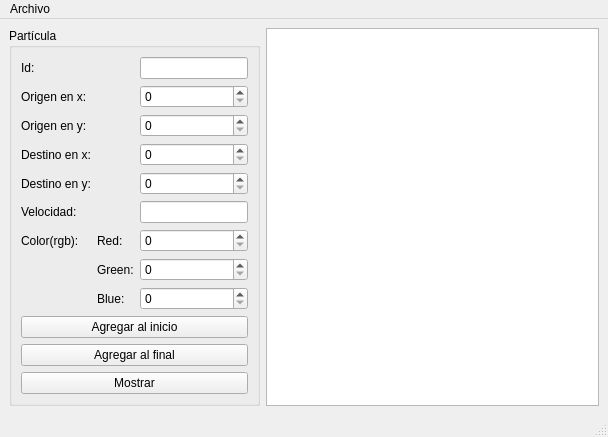
Above: particula.ui from ian16munoz3nunez1/particula_mainwindow before the change. Below: the same form after it.
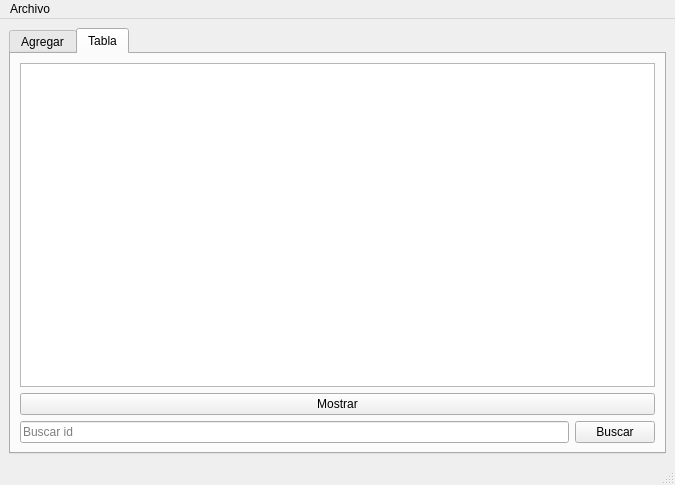
That is the form after the change.

Commit message: Archivo en xml actualizado

What changed in the file:
```diff
--- a/particula.ui
+++ b/particula.ui
@@ -6,8 +6,8 @@
    <rect>
     <x>0</x>
     <y>0</y>
-    <width>608</width>
-    <height>407</height>
+    <width>675</width>
+    <height>482</height>
    </rect>
   </property>
   <property name="windowTitle">
@@ -16,6 +16,16 @@
   <widget class="QWidget" name="centralwidget">
    <layout class="QGridLayout" name="gridLayout">
     <item row="0" column="0">
+     <widget class="QTabWidget" name="tabWidget">
+      <property name="currentIndex">
+       <number>1</number>
+      </property>
+      <widget class="QWidget" name="tab">
+       <attribute name="title">
+        <string>Agregar</string>
+       </attribute>
+       <layout class="QGridLayout" name="gridLayout_3">
+        <item row="0" column="0">
      <widget class="QGroupBox" name="groupBox">
       <property name="title">
        <string>Partícula</string>
@@ -175,12 +185,47 @@
     </item>
    </layout>
   </widget>
+      <widget class="QWidget" name="tab_2">
+       <attribute name="title">
+        <string>Tabla</string>
+       </attribute>
+       <layout class="QGridLayout" name="gridLayout_4">
+        <item row="0" column="0" colspan="2">
+         <widget class="QTableWidget" name="tabla"/>
+        </item>
+        <item row="1" column="0" colspan="2">
+         <widget class="QPushButton" name="tabla_mostrar_pushButton">
+          <property name="text">
+           <string>Mostrar</string>
+          </property>
+         </widget>
+        </item>
+        <item row="2" column="0">
+         <widget class="QLineEdit" name="tabla_id_lineEdit">
+          <property name="placeholderText">
+           <string>Buscar id</string>
+          </property>
+         </widget>
+        </item>
+        <item row="2" column="1">
+         <widget class="QPushButton" name="tabla_buscar_pushButton">
+          <property name="text">
+           <string>Buscar</string>
+          </property>
+         </widget>
+        </item>
+       </layout>
+      </widget>
+     </widget>
+    </item>
+   </layout>
+  </widget>
   <widget class="QMenuBar" name="menubar">
    <property name="geometry">
     <rect>
      <x>0</x>
      <y>0</y>
-     <width>608</width>
+     <width>675</width>
      <height>21</height>
     </rect>
    </property>
```
Lines whose indentation alone changed are shown as unchanged.
